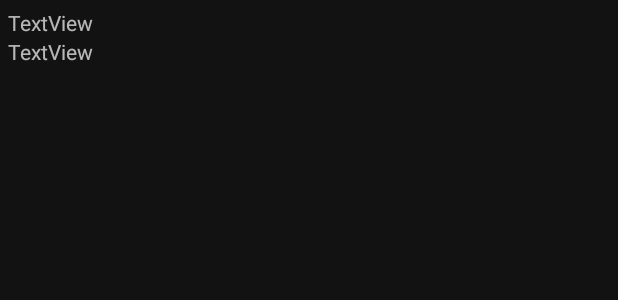
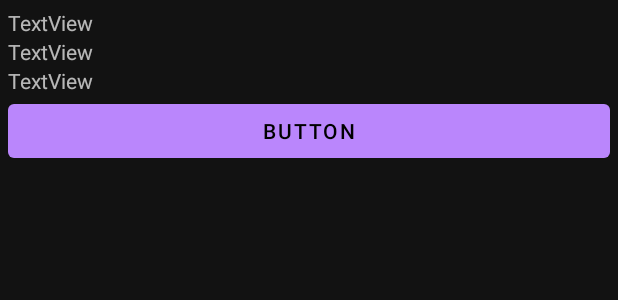
Before and after one commit to mazedma/EventsMonitor, an Android app: the layout activity_after_event.xml on its own in the app's theme, with its tools: preview values and no code run, on a phone screen of 412 x 824 dp. Shown: the top 300 px of the screen. Run offline under Robolectric (Android 15) with nearby library versions, the phone set to English and light mode, and no system bars; plain views replace BoxInsetLayout.

Commit message:
AfterEventActivity.java  - stop버튼을 누르지 않으면 15초후 다음 화면으로 넘어감

```diff
--- a/app/src/main/res/layout/activity_after_event.xml
+++ b/app/src/main/res/layout/activity_after_event.xml
@@ -30,6 +30,18 @@
                 android:layout_width="match_parent"
                 android:layout_height="wrap_content"
                 android:text="TextView" />
+
+            <TextView
+                android:id="@+id/textTimeRamaining"
+                android:layout_width="match_parent"
+                android:layout_height="wrap_content"
+                android:text="TextView" />
+
+            <Button
+                android:id="@+id/stopButton"
+                android:layout_width="match_parent"
+                android:layout_height="wrap_content"
+                android:text="Button" />
         </LinearLayout>
     </FrameLayout>
 </androidx.wear.widget.BoxInsetLayout>
--- a/app/src/main/res/values/strings.xml
+++ b/app/src/main/res/values/strings.xml
@@ -14,4 +14,5 @@
     values-round/strings.xml for round devices.
     -->
     <string name="hello_world">Hello Square World!</string>
+    <string name="title_activity_sound">SoundActivity</string>
 </resources>
```
Also changed, not shown: app/src/main/AndroidManifest.xml (+5 -2 lines), app/src/main/java/com/samsung/android/eventsmonitor/AfterEventActivity.java (+59 -7 lines), app/src/main/java/com/samsung/android/eventsmonitor/SoundActivity.java (added, +23 -0 lines), app/src/main/res/layout/activity_sound.xml (added, +24 -0 lines), 195 other files.
